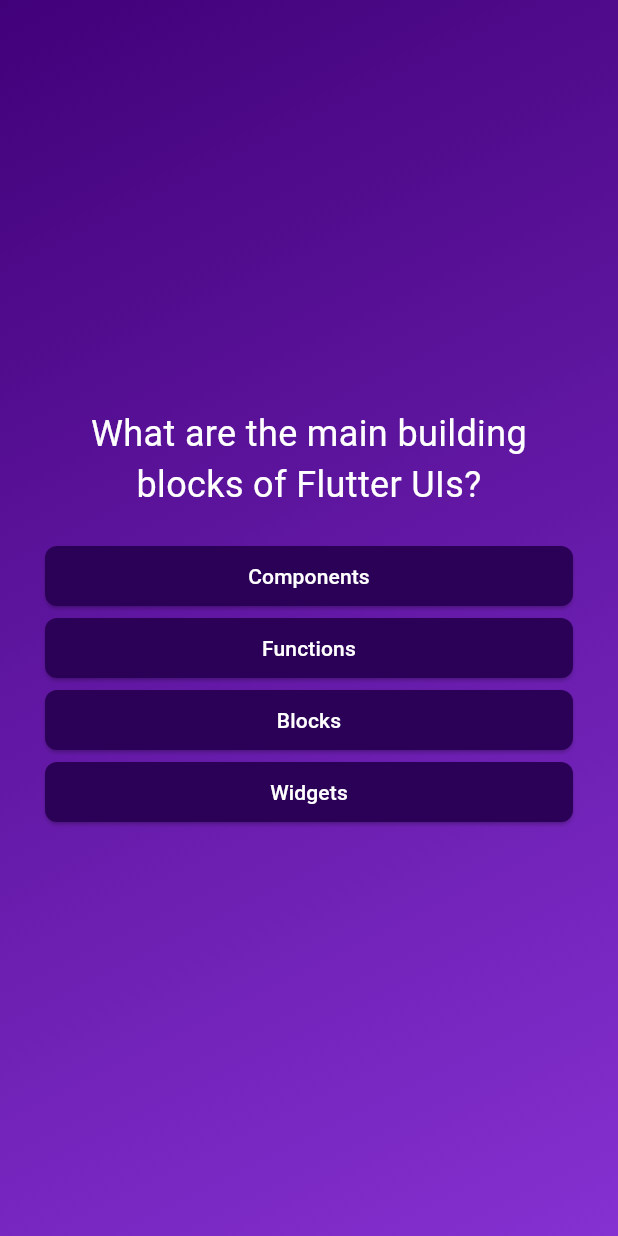
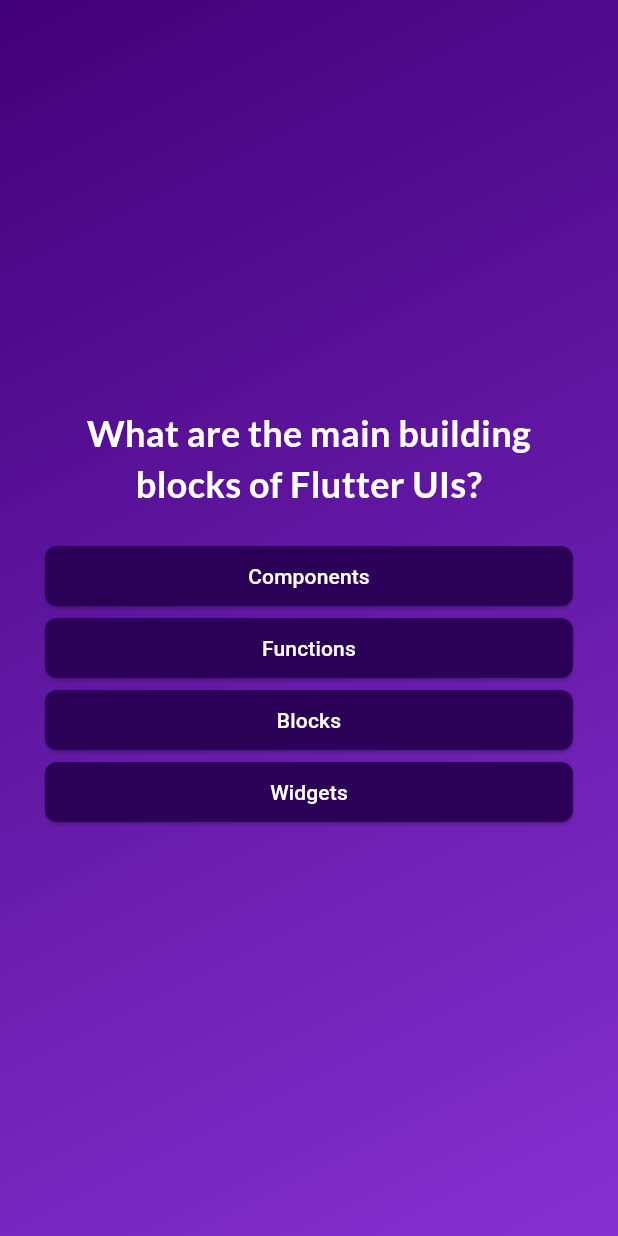
Before and after one commit to raflyyyanuar/flutter-quiz-app, a Flutter app: the screen it shows after launch, on a phone screen of 412 x 824 dp. Run offline on Flutter 3.47's test engine with Material 3 defaults, Android fonts, the phone set to English and light mode, and no system bars; our stand-ins replace google_fonts.

Commit message:
added Google Font

```diff
--- a/lib/questions_screen.dart
+++ b/lib/questions_screen.dart
@@ -1,4 +1,5 @@
 import 'package:flutter/material.dart';
+import 'package:google_fonts/google_fonts.dart';
 import 'package:quiz_app/answer_button.dart';
 import 'package:quiz_app/data/questions.dart';
 import 'package:quiz_app/models/quiz_question.dart';
@@ -39,10 +40,15 @@ class _QuestionsScreenState extends State<QuestionsScreen> {
         children: [
           Text(
             currentQuestion.text,
-            style: const TextStyle(
+            style: GoogleFonts.lato(
               color: Colors.white,
               fontSize: 24,
+              fontWeight: FontWeight.bold,
             ),
+            // style: const TextStyle(
+            //   color: Colors.white,
+            //   fontSize: 24,
+            // ),
             textAlign: TextAlign.center,
           ),
           const SizedBox(
--- a/lib/start_screen.dart
+++ b/lib/start_screen.dart
@@ -1,4 +1,5 @@
 import 'package:flutter/material.dart';
+import 'package:google_fonts/google_fonts.dart';
 
 class StartScreen extends StatelessWidget {
   const StartScreen(this.startQuiz, {super.key});
@@ -19,9 +20,9 @@ class StartScreen extends StatelessWidget {
           const SizedBox(
             height: 45,
           ),
-          const Text(
+          Text(
             "Learn Flutter the fun way!",
-            style: TextStyle(
+            style: GoogleFonts.lato(
               fontSize: 24,
               color: Colors.white,
             ),
--- a/pubspec.yaml
+++ b/pubspec.yaml
@@ -35,6 +35,7 @@ dependencies:
   # The following adds the Cupertino Icons font to your application.
   # Use with the CupertinoIcons class for iOS style icons.
   cupertino_icons: ^1.0.8
+  google_fonts: ^6.2.1
 
 dev_dependencies:
   flutter_test:
```
Also changed, not shown: pubspec.lock, 1 other file.
